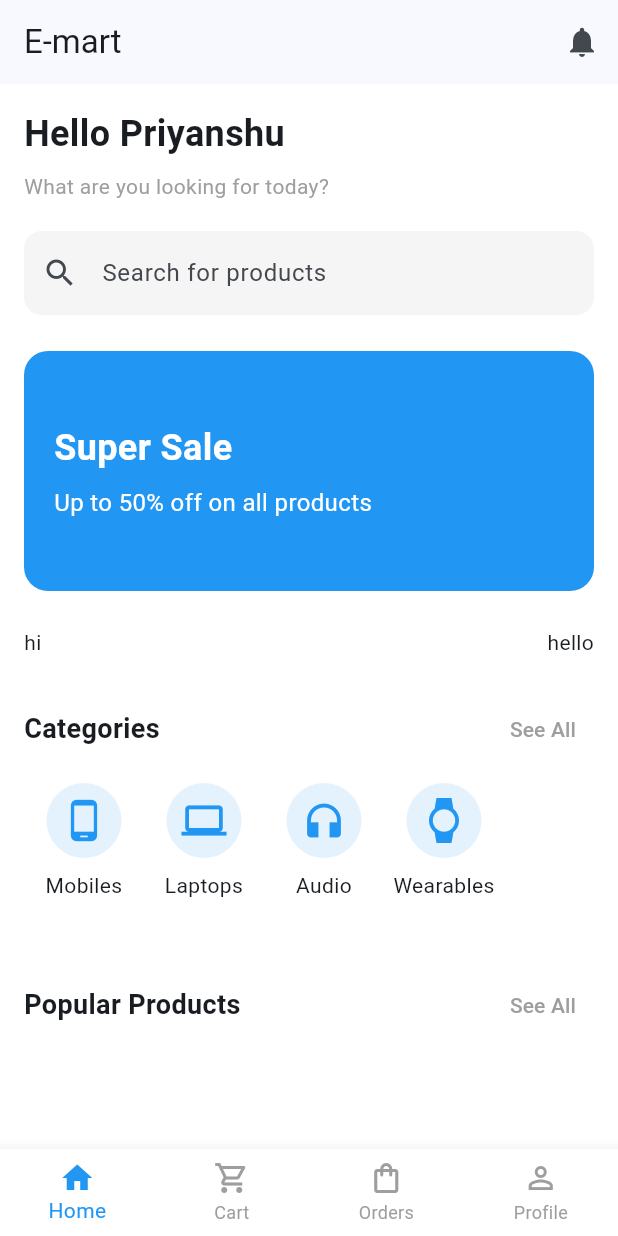
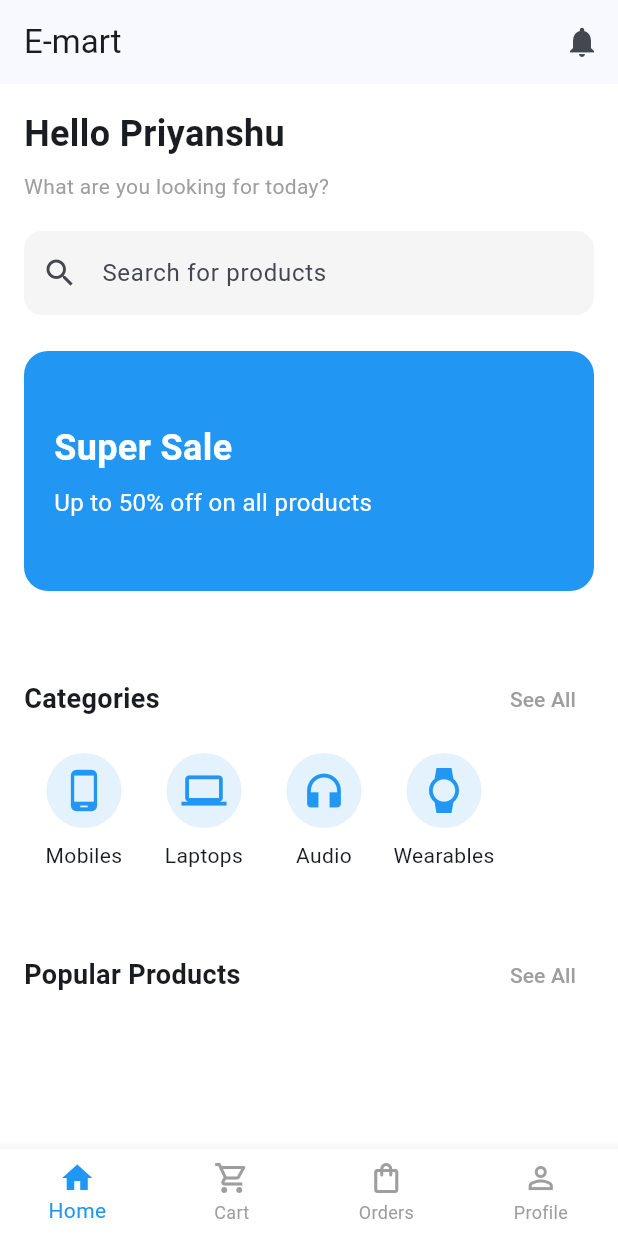
Before and after one commit to Priyanshu14053/product, a Flutter app: the HomeSceen screen opened by its route, on a phone screen of 412 x 824 dp. Run offline on Flutter 3.47's test engine with Material 3 defaults, Android fonts, the phone set to English and light mode, and no system bars; our stand-ins replace bloc; network calls fail.

Commit message:
Row Update

```diff
--- a/lib/presentation/home/screens/home_tab.dart
+++ b/lib/presentation/home/screens/home_tab.dart
@@ -108,13 +108,7 @@ class _HomeTabState extends State<HomeTab> {
             ),
 
             const SizedBox(height: 24),
-            Row(
-              mainAxisAlignment: MainAxisAlignment.spaceBetween,
-              children: [
-                Text('hi'),
-                Text('hello'),
-              ],
-            ),
+
             const SizedBox(height: 24),
 
             // -------------------------
```
